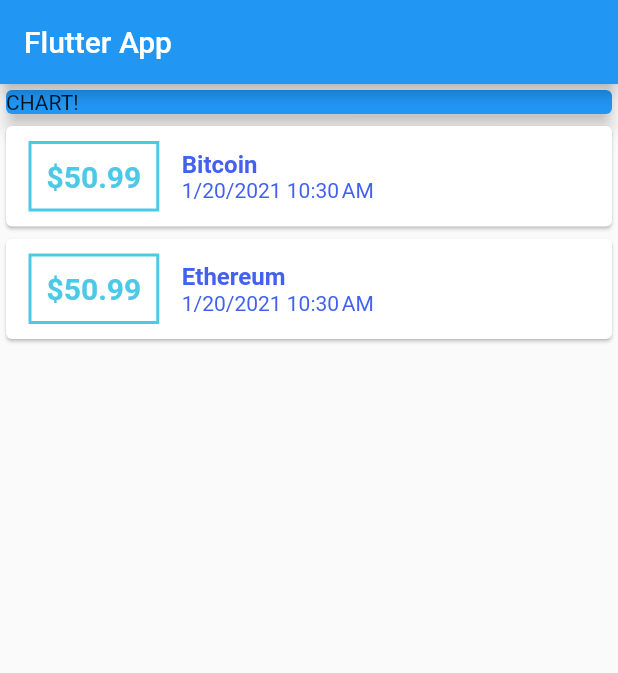
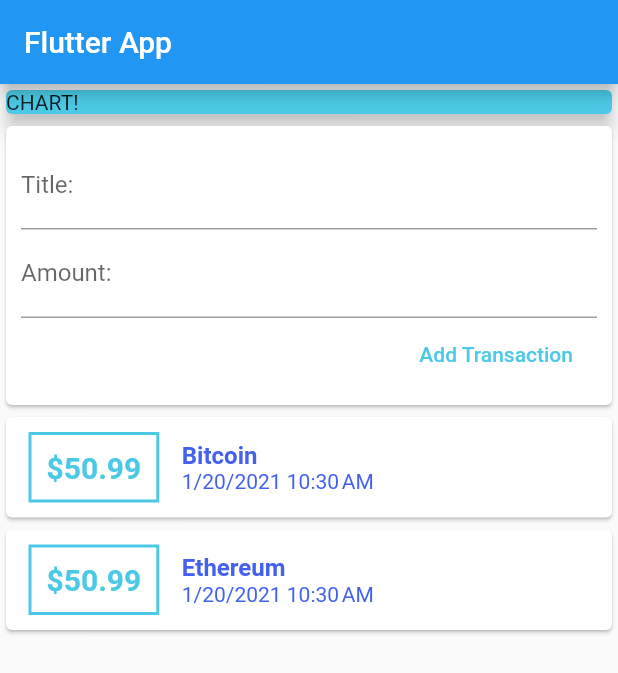
Before and after one commit to sangar3/ExpensesApp, a Flutter app: the screen it shows after launch, on a phone screen of 412 x 824 dp. Shown: the top 673 px of the screen. Run offline on Flutter 3.47's test engine with Material 2 defaults, Android fonts, the phone set to English and light mode, and no system bars.

Commit message:
added transaction button

```diff
--- a/expenses_app/lib/main.dart
+++ b/expenses_app/lib/main.dart
@@ -32,6 +32,10 @@ class MyHomePage extends StatelessWidget {
       date:DateTime.now()
     )
   ];
+  // Global vars
+  final titleController = TextEditingController();
+  final amountController = TextEditingController();
+
   @override
   Widget build(BuildContext context)
   {
@@ -53,13 +57,48 @@ class MyHomePage extends StatelessWidget {
               width: double.infinity,
               child: Card
               (
-                color: Colors.blue,
+                color: kPrimaryColor,
                 child: Container
                 (
                   width: 100,
                   child: Text("CHART!")
                 ),
                 elevation: 5,
+              ),
+            ),
+            Card
+            (
+              child: Container
+              (
+                padding:EdgeInsets.all(10),
+                child: Column
+                (
+                  crossAxisAlignment: CrossAxisAlignment.end,
+                  children: <Widget>
+                  [
+                    TextField
+                    (
+                      decoration: InputDecoration(labelText: 'Title:'),
+                      controller: titleController,
+                    ),
+                    TextField
+                    (
+                      decoration: InputDecoration(labelText: 'Amount:'),
+                      controller: amountController,
+
+                    ),
+                    FlatButton
+                    (
+                      child: Text('Add Transaction'),
+                      textColor: kPrimaryColor,
+                      onPressed: ()
+                      {
+                        print(titleController.text);
+                        print(amountController.text);
+                      }
+                     )
+                  ],
+                ),
               ),
             ),
             Column
```
